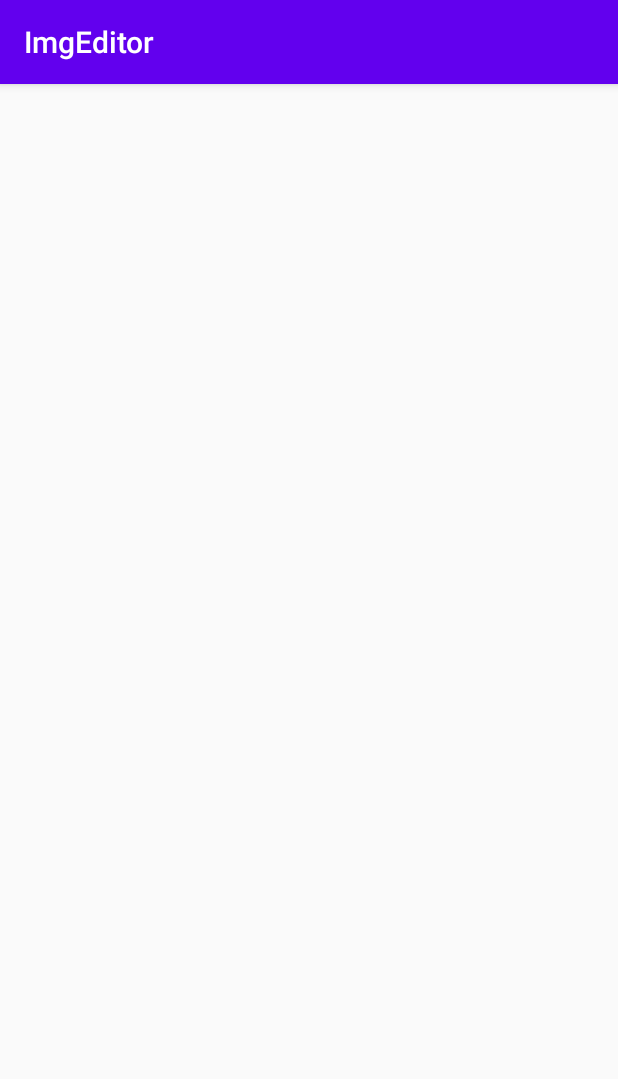
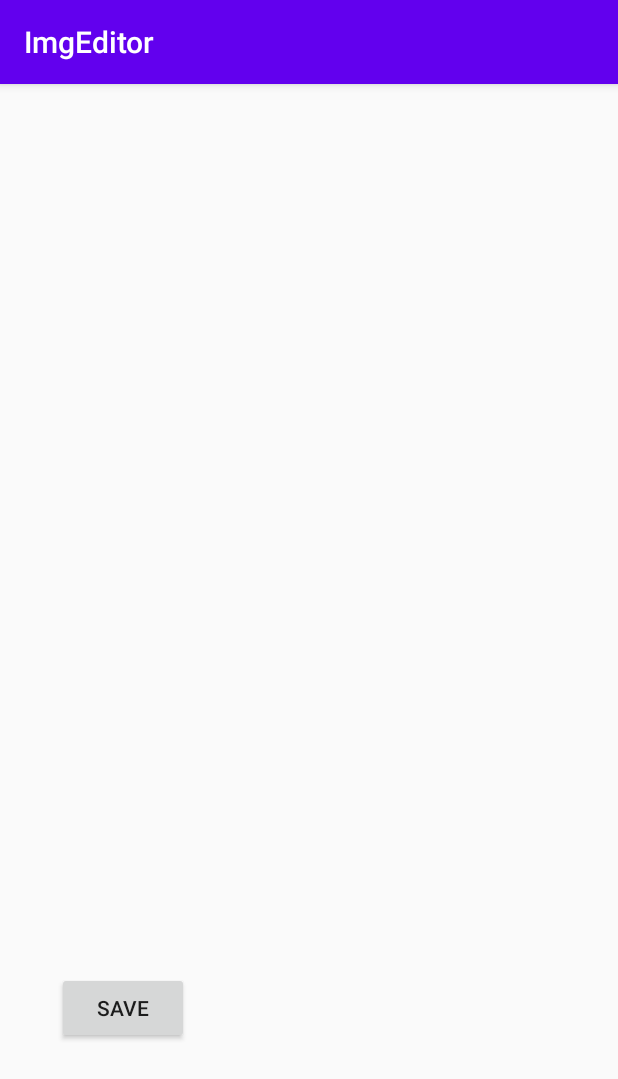
Before and after one commit to supriya-pd/delta_hackathon, an Android app: the EditActivity screen opened directly, with no data from a screen before it, on a phone screen of 412 x 824 dp. Shown: the top 1079 px of the screen. Run offline under Robolectric (Android 15) with nearby library versions, the phone set to English and light mode, and no system bars.

Commit message:
after drawing you can save image to gallery

```diff
--- a/app/src/main/java/com/example/imgeditor/EditActivity.java
+++ b/app/src/main/java/com/example/imgeditor/EditActivity.java
@@ -5,17 +5,25 @@ import androidx.appcompat.app.AppCompatActivity;
 import android.content.Intent;
 import android.graphics.drawable.Drawable;
 import android.os.Bundle;
+import android.provider.MediaStore;
 import android.util.Log;
+import android.view.View;
+import android.widget.Button;
+import android.widget.Toast;
+
+import java.util.UUID;
 
 public class EditActivity extends AppCompatActivity {
 
     EditView editView;
+    Button saveBTN;
 
     @Override
     protected void onCreate(Bundle savedInstanceState) {
         super.onCreate(savedInstanceState);
-        editView=new EditView(this);
-        setContentView(editView);
+        setContentView(R.layout.activity_edit);
+        editView=findViewById(R.id.customView);
+        saveBTN=findViewById(R.id.saveBTN);
 
         Intent intent=getIntent();
         String path=intent.getStringExtra("position");
@@ -25,6 +33,28 @@ public class EditActivity extends AppCompatActivity {
         editView.setBackground(d);
 
 
+        saveBTN.setOnClickListener(new View.OnClickListener() {
+            @Override
+            public void onClick(View view) {
+
+                editView.setDrawingCacheEnabled(true);
+
+                String imgSaved = MediaStore.Images.Media.insertImage(
+                        getContentResolver(), editView.getDrawingCache(),
+                        UUID.randomUUID().toString()+".png", "drawing");
+                //feedback
+                if(imgSaved!=null){
+                    Toast savedToast = Toast.makeText(getApplicationContext(),
+                            "Drawing saved to Gallery!", Toast.LENGTH_SHORT);
+                    savedToast.show();
+                }
+                else{
+                    Toast unsavedToast = Toast.makeText(getApplicationContext(),
+                            "Oops! Image could not be saved.", Toast.LENGTH_SHORT);
+                    unsavedToast.show();
+                }
+            }
+        });
 
 
     }
--- a/app/src/main/java/com/example/imgeditor/EditView.java
+++ b/app/src/main/java/com/example/imgeditor/EditView.java
@@ -1,9 +1,13 @@
 package com.example.imgeditor;
 
 import android.content.Context;
+import android.graphics.Bitmap;
+import android.graphics.Canvas;
 import android.graphics.Color;
 import android.graphics.Paint;
+import android.graphics.Path;
 import android.util.AttributeSet;
+import android.view.MotionEvent;
 import android.view.View;
 
 import androidx.annotation.Nullable;
@@ -11,6 +15,13 @@ import androidx.annotation.Nullable;
 public class EditView extends View {
 
     Paint brush;
+    private Canvas mExtraCanvas;
+    private Bitmap mExtraBitmap;
+    private Path mPath;
+    private static final float TOUCH_TOLERANCE = 4;
+    private float mX, mY;
+
+
     public EditView(Context context) {
         super(context);
         init();
@@ -29,12 +40,85 @@ public class EditView extends View {
 
    public void init(){
 
+       mPath = new Path();
+
    brush=new Paint(Paint.ANTI_ALIAS_FLAG);
    brush.setStyle(Paint.Style.STROKE);
    brush.setColor(Color.MAGENTA);
    brush.setStrokeWidth(10);
+   brush.setDither(true);
+   brush.setStrokeJoin(Paint.Join.ROUND);
+   brush.setStrokeCap(Paint.Cap.ROUND);
 
     }
 
+    @Override
+    protected void onSizeChanged(int w, int h, int oldw, int oldh) {
+        super.onSizeChanged(w, h, oldw, oldh);
 
+        mExtraBitmap = Bitmap.createBitmap(w, h, Bitmap.Config.ARGB_8888);
+        mExtraCanvas = new Canvas(mExtraBitmap);
+    }
+
+    @Override
+    protected void onDraw(Canvas canvas) {
+        super.onDraw(canvas);
+        canvas.drawBitmap(mExtraBitmap, 0, 0, null);
+    }
+
+    @Override
+    public boolean onTouchEvent(MotionEvent event) {
+
+        float x = event.getX();
+        float y = event.getY();
+
+
+        utility(event, x, y);
+
+        return true;
+
+    }
+
+    public void utility(MotionEvent event, float x, float y) {
+        switch (event.getAction()) {
+            case MotionEvent.ACTION_DOWN:
+                touchStart(x, y);
+
+                break;
+            case MotionEvent.ACTION_MOVE:
+                touchMove(x, y);
+                invalidate();
+                break;
+            case MotionEvent.ACTION_UP:
+                touchUp();
+
+                break;
+            default:
+        }
+    }
+
+    private void touchStart(float x, float y) {
+        mPath.moveTo(x, y);
+        mX = x;
+        mY = y;
+    }
+
+    private void touchMove(float x, float y) {
+        float dx = Math.abs(x - mX);
+        float dy = Math.abs(y - mY);
+        if (dx >= TOUCH_TOLERANCE || dy >= TOUCH_TOLERANCE) {
+
+            mPath.quadTo(mX, mY, (x + mX) / 2, (y + mY) / 2);
+
+            mX = x;
+            mY = y;
+
+            mExtraCanvas.drawPath(mPath,brush);
+        }
+    }
+
+    private void touchUp() {
+
+        mPath.reset();
+    }
 }
--- a/app/src/main/res/layout/activity_edit.xml
+++ b/app/src/main/res/layout/activity_edit.xml
@@ -6,6 +6,28 @@
     android:layout_height="match_parent"
     tools:context=".EditActivity">
 
+    <com.example.imgeditor.EditView
 
+        android:id="@+id/customView"
+        android:layout_width="match_parent"
+        android:layout_height="500dp"
+        app:layout_constraintBottom_toBottomOf="parent"
+        app:layout_constraintEnd_toEndOf="parent"
+        app:layout_constraintStart_toStartOf="parent"
+        app:layout_constraintTop_toTopOf="parent"
+        app:layout_constraintVertical_bias="0.0"
+        android:layout_margin="16dp"/>
+
+    <Button
+        android:id="@+id/saveBTN"
+        android:layout_width="wrap_content"
+        android:layout_height="wrap_content"
+        android:text="Save"
+        app:layout_constraintBottom_toBottomOf="parent"
+        app:layout_constraintEnd_toEndOf="parent"
+        app:layout_constraintHorizontal_bias="0.117"
+        app:layout_constraintStart_toStartOf="parent"
+        app:layout_constraintTop_toTopOf="parent"
+        app:layout_constraintVertical_bias="0.822" />
 
 </androidx.constraintlayout.widget.ConstraintLayout>
```
